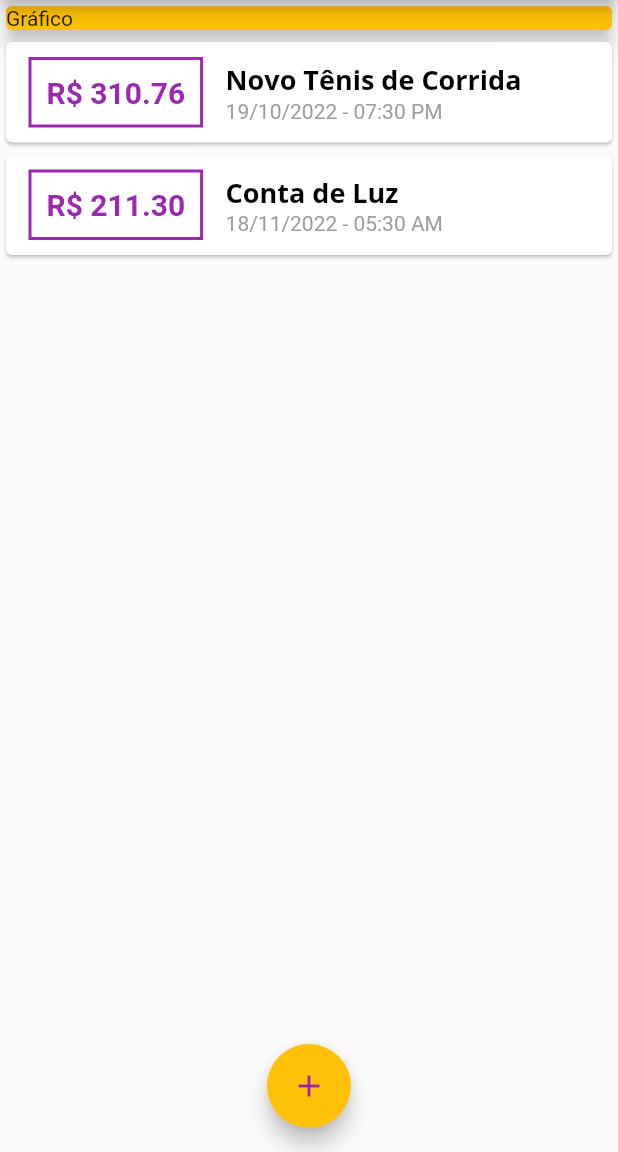
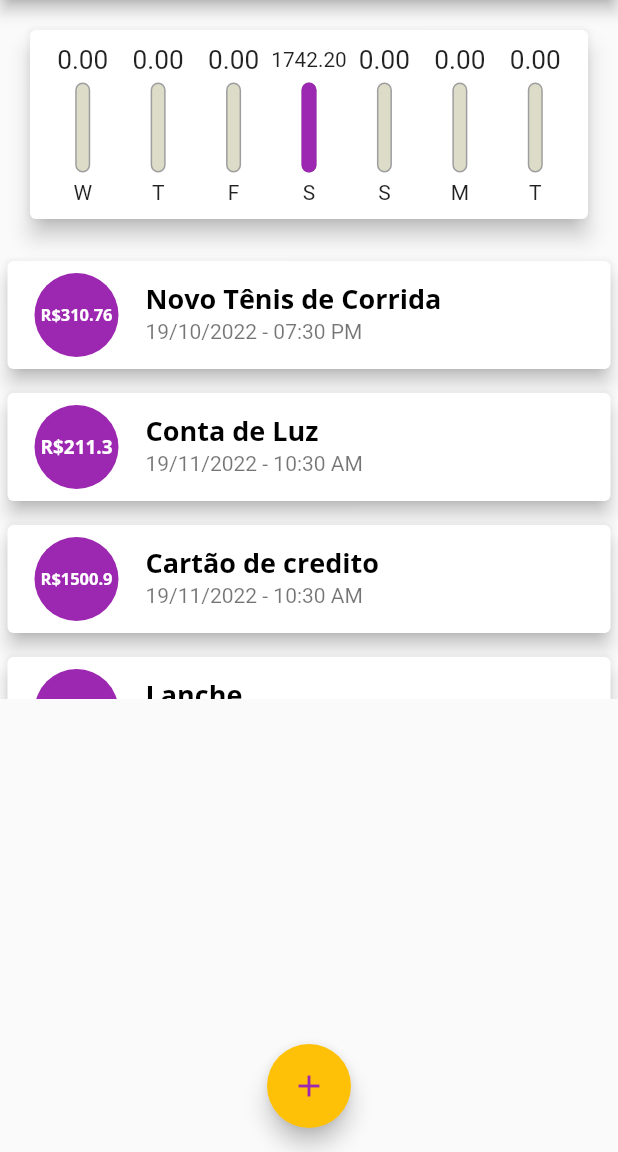
Before and after one commit to Mizaeldouglas/expenses_flutter, a Flutter app: the screen it shows after launch, on a phone screen of 412 x 824 dp, the part 84-1236 px from its top. Run offline on Flutter 3.47's test engine with Material 2 defaults, Android fonts, the phone set to English and light mode, and no system bars.

Commit message:
Utilizando DatePiker

```diff
--- /dev/null
+++ b/lib/components/ChartBar.dart
@@ -0,0 +1,60 @@
+import 'package:flutter/material.dart';
+
+class ChartBar extends StatelessWidget {
+  const ChartBar(
+      {Key? key,
+      required this.label,
+      required this.value,
+      required this.percentage})
+      : super(key: key);
+
+  final String label;
+  final double value;
+  final double percentage;
+
+  @override
+  Widget build(BuildContext context) {
+    return Column(
+      children: [
+        Container(
+          height: 20,
+          child: FittedBox(
+            child: Text("${value.toStringAsFixed(2)}"),
+          ),
+        ),
+        SizedBox(
+          height: 5,
+        ),
+        Container(
+          height: 60,
+          width: 10,
+          child: Stack(
+            alignment: Alignment.bottomCenter,
+            children: [
+              Container(
+                decoration: BoxDecoration(
+                    border: Border.all(
+                      color: Colors.grey,
+                      width: 1.0,
+                    ),
+                    color: Color.fromRGBO(220, 220, 200, 1),
+                    borderRadius: BorderRadius.circular(5)),
+              ),
+              FractionallySizedBox(
+                heightFactor: percentage,
+                child: Container(
+                    decoration: BoxDecoration(
+                        color: Theme.of(context).colorScheme.primary,
+                        borderRadius: BorderRadius.circular(5))),
+              )
+            ],
+          ),
+        ),
+        SizedBox(
+          height: 5,
+        ),
+        Text(label),
+      ],
+    );
+  }
+}
--- a/lib/components/chart.dart
+++ b/lib/components/chart.dart
@@ -1,11 +1,12 @@
+import 'package:expenses_flutter/components/ChartBar.dart';
 import 'package:expenses_flutter/models/transaction.dart';
 import 'package:flutter/material.dart';
 import 'package:intl/intl.dart';
 
 class Chart extends StatelessWidget {
-  const Chart({Key? key, required this.reacentTransaction}) : super(key: key);
+  final List<Transaction> recentTransaction;
 
-  final List<Transaction> reacentTransaction;
+  const Chart(this.recentTransaction, {Key? key}) : super(key: key);
 
   List<Map<String, Object>> get groupedTransactions {
     return List.generate(7, (index) {
@@ -15,22 +16,28 @@ class Chart extends StatelessWidget {
 
       double totalSum = 0.0;
 
-      for (var i = 0; i < reacentTransaction.length; i++) {
-        bool sameDay = reacentTransaction[i].date.day == weekDay.day;
-        bool sameMonth = reacentTransaction[i].date.month == weekDay.month;
-        bool sameYear = reacentTransaction[i].date.year == weekDay.year;
+      for (var i = 0; i < recentTransaction.length; i++) {
+        bool sameDay = recentTransaction[i].date.day == weekDay.day;
+        bool sameMonth = recentTransaction[i].date.month == weekDay.month;
+        bool sameYear = recentTransaction[i].date.year == weekDay.year;
 
         if (sameDay && sameMonth && sameYear) {
-          totalSum += reacentTransaction[i].value;
+          totalSum += recentTransaction[i].value;
         }
       }
-      print(DateFormat.E().format(weekDay)[0]);
-      print(totalSum);
 
       return {
-        'day': DateFormat.E().format(weekDay)[0],
+        'day': DateFormat(
+          "EEEE",
+        ).format(weekDay)[0],
         'value': totalSum,
       };
+    }).reversed.toList();
+  }
+
+  double get _weekTotalValue {
+    return groupedTransactions.fold(0.0, (sum, tr) {
+      return sum + (tr['value'] as double);
     });
   }
 
@@ -39,8 +46,21 @@ class Chart extends StatelessWidget {
     return Card(
       elevation: 6,
       margin: EdgeInsets.all(20),
-      child: Row(
-        children: [],
+      child: Padding(
+        padding: const EdgeInsets.all(10),
+        child: Row(
+          mainAxisAlignment: MainAxisAlignment.spaceAround,
+          children: groupedTransactions.map((tr) {
+            return Flexible(
+              fit: FlexFit.tight,
+              child: ChartBar(
+                label: tr['day'].toString(),
+                value: double.parse(tr['value'].toString()),
+                percentage: (tr['value'] as double) / _weekTotalValue,
+              ),
+            );
+          }).toList(),
+        ),
       ),
     );
   }
--- a/lib/components/transaction_form.dart
+++ b/lib/components/transaction_form.dart
@@ -1,4 +1,5 @@
 import 'package:flutter/material.dart';
+import 'package:intl/intl.dart';
 
 class TransactionForm extends StatefulWidget {
   TransactionForm({Key? key, required this.onSubmit}) : super(key: key);
@@ -10,8 +11,9 @@ class TransactionForm extends StatefulWidget {
 
 class _TransactionFormState extends State<TransactionForm> {
   final titleController = TextEditingController();
+  final valueController = TextEditingController();
 
-  final valueController = TextEditingController();
+  DateTime? _selectDate;
 
   _submitForm() {
     final title = titleController.text;
@@ -21,6 +23,22 @@ class _TransactionFormState extends State<TransactionForm> {
     }
 
     widget.onSubmit(title, value);
+  }
+
+  _showDatePiker() {
+    showDatePicker(
+      context: context,
+      initialDate: DateTime.now(),
+      firstDate: DateTime(2020),
+      lastDate: DateTime.now(),
+    ).then((pickedDate) {
+      if (pickedDate == null) {
+        return;
+      }
+      setState(() {
+        _selectDate = pickedDate;
+      });
+    });
   }
 
   @override
@@ -46,12 +64,33 @@ class _TransactionFormState extends State<TransactionForm> {
                 labelText: 'Valor (R\$)',
               ),
             ),
-            TextButton(
+            Container(
+              height: 70,
+              child: Row(
+                children: [
+                  Expanded(
+                    child: Text(_selectDate == null
+                        ? "Nenhuma Data selecionada!"
+                        : "Data Selecioanda: ${DateFormat("dd/MM/yyyy").format(_selectDate!)}"),
+                  ),
+                  TextButton(
+                    onPressed: _showDatePiker,
+                    child: Text(
+                      "Selecionar Data",
+                      style: TextStyle(
+                        color: Colors.purple,
+                        fontWeight: FontWeight.bold,
+                      ),
+                    ),
+                  ),
+                ],
+              ),
+            ),
+            ElevatedButton(
               onPressed: _submitForm,
               child: Text(
                 "Nova Transação",
                 style: TextStyle(
-                  color: Colors.purple,
                   fontWeight: FontWeight.bold,
                 ),
               ),
--- a/lib/components/transaction_list.dart
+++ b/lib/components/transaction_list.dart
@@ -38,47 +38,32 @@ class TransactionList extends StatelessWidget {
                 itemBuilder: (ctx, index) {
                   final tr = transaction[index];
                   return Card(
-                    child: Row(
-                      children: [
-                        Container(
+                    elevation: 5,
                     margin: EdgeInsets.symmetric(
-                            horizontal: 15,
-                            vertical: 10,
+                      vertical: 8,
+                      horizontal: 5,
                     ),
-                          decoration: BoxDecoration(
-                            border: Border.all(
-                              width: 2,
-                              style: BorderStyle.solid,
-                              color: Colors.purple,
-                            ),
-                          ),
-                          padding: EdgeInsets.all(10),
+                    child: ListTile(
+                      leading: CircleAvatar(
+                        backgroundColor: Theme.of(context).colorScheme.primary,
+                        radius: 30,
+                        child: Padding(
+                          padding: const EdgeInsets.all(6),
+                          child: FittedBox(
                             child: Text(
-                            "R\$ ${tr.value.toStringAsFixed(2)}",
-                            style: TextStyle(
-                              fontWeight: FontWeight.bold,
-                              fontSize: 20,
-                              color: Colors.purple,
+                              'R\$${tr.value}',
+                              style: Theme.of(context).textTheme.headline5,
                             ),
                           ),
                         ),
-                        Column(
-                          crossAxisAlignment: CrossAxisAlignment.start,
-                          children: [
-                            Text(
+                      ),
+                      title: Text(
                         tr.title,
                         style: Theme.of(context).textTheme.headline6,
                       ),
-                            Text(
-                              DateFormat("dd/MM/yyyy - hh:mm a")
-                                  .format(tr.date),
-                              style: TextStyle(
-                                color: Colors.grey,
+                      subtitle: Text(
+                        DateFormat("dd/MM/yyyy - hh:mm a").format(tr.date),
                       ),
-                            ),
-                          ],
-                        ),
-                      ],
                     ),
                   );
                 },
--- a/lib/main.dart
+++ b/lib/main.dart
@@ -23,6 +23,12 @@ class ExpensesApp extends StatelessWidget {
             fontWeight: FontWeight.bold,
             color: Colors.black,
           ),
+          headline5: TextStyle(
+            fontFamily: 'OpenSans',
+            fontSize: 18,
+            fontWeight: FontWeight.bold,
+            color: Colors.white,
+          ),
         ),
         appBarTheme: AppBarTheme(
           titleTextStyle: TextStyle(
--- a/lib/myHomePage.dart
+++ b/lib/myHomePage.dart
@@ -1,4 +1,5 @@
 import 'dart:math';
+import 'package:expenses_flutter/components/chart.dart';
 import 'package:expenses_flutter/components/transaction_form.dart';
 import 'package:expenses_flutter/components/transaction_list.dart';
 import 'package:expenses_flutter/models/transaction.dart';
@@ -21,13 +22,27 @@ class _MyHomePageState extends State<MyHomePage> {
       id: 't2',
       title: 'Conta de Luz',
       value: 211.30,
-      date: DateTime.now().subtract(Duration(days: 4, hours: 5)),
+      date: DateTime.now().subtract(Duration(days: 3)),
+    ),
+    Transaction(
+      id: 't3',
+      title: 'Cartão de credito',
+      value: 1500.90,
+      date: DateTime.now().subtract(Duration(days: 3)),
+    ),
+    Transaction(
+      id: 't4',
+      title: 'Lanche',
+      value: 30.00,
+      date: DateTime.now().subtract(Duration(days: 3)),
     ),
   ];
 
   List<Transaction> get _recenttTransaction {
     return _transactions.where((tr) {
-      return false;
+      return tr.date.isAfter(DateTime.now().subtract(
+        Duration(days: 7),
+      ));
     }).toList();
   }
 
@@ -75,14 +90,7 @@ class _MyHomePageState extends State<MyHomePage> {
         child: Column(
           crossAxisAlignment: CrossAxisAlignment.stretch,
           children: <Widget>[
-            Container(
-              width: double.infinity,
-              child: Card(
-                color: Theme.of(context).colorScheme.secondary,
-                child: Text('Gráfico'),
-                elevation: 5,
-              ),
-            ),
+            Chart(_recenttTransaction),
             TransactionList(transaction: _transactions),
           ],
         ),
```
Lines whose indentation alone changed are shown as unchanged.
